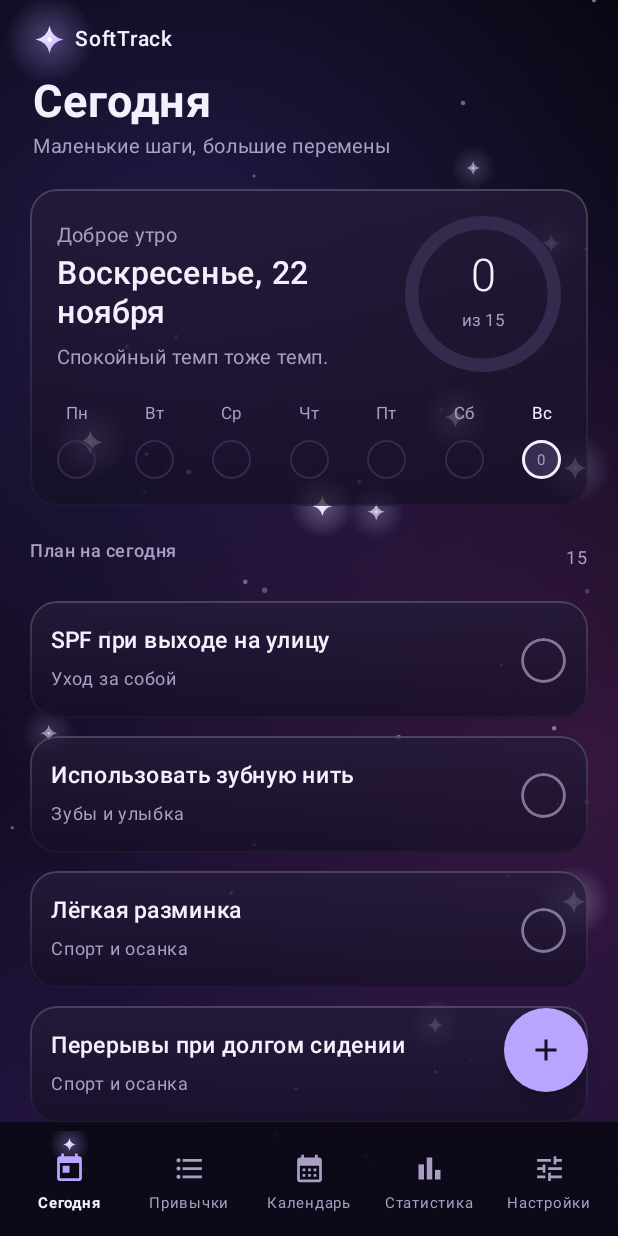
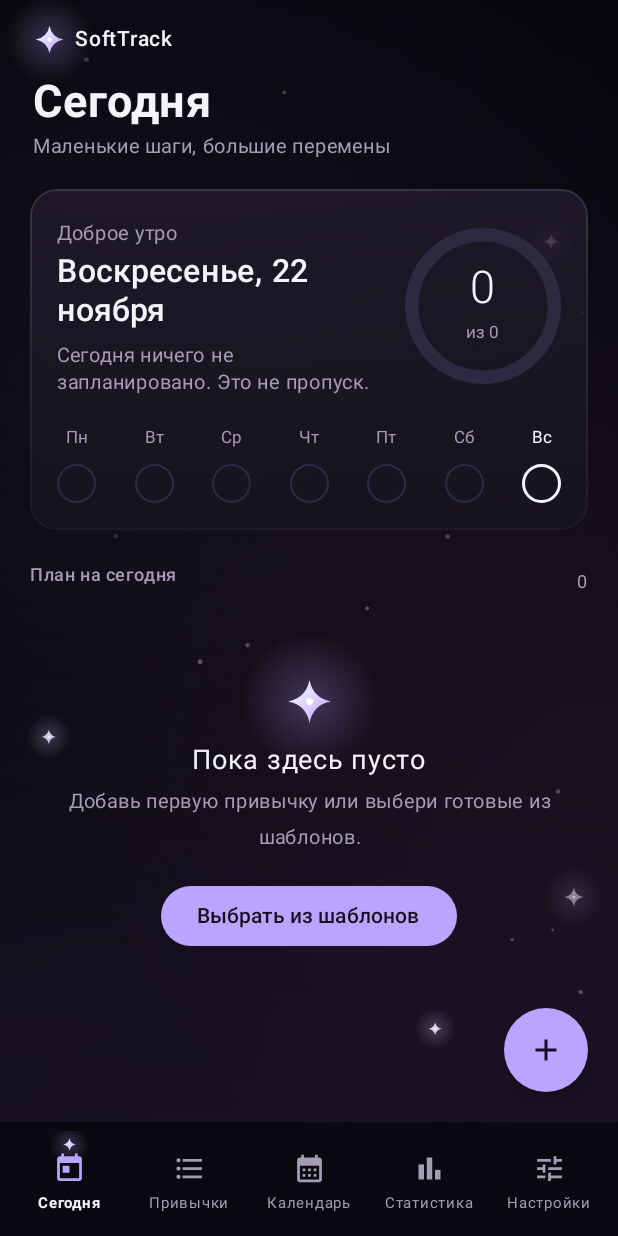
Before and after one commit to TR0IKA/SoftTracker, an Android app built with Jetpack Compose: the screen it shows after launch (MainActivity), on a phone screen of 412 x 824 dp. Run offline under Robolectric (Android 15) with nearby library versions, the phone set to English and light mode, and no system bars.

Commit message:
Add files via upload

```diff
--- a/app/src/main/java/com/softtrack/app/Aurora.kt
+++ b/app/src/main/java/com/softtrack/app/Aurora.kt
@@ -55,6 +55,7 @@ import androidx.compose.ui.graphics.drawscope.DrawScope
 import androidx.compose.ui.graphics.drawscope.Stroke
 import androidx.compose.ui.graphics.drawscope.rotate
 import androidx.compose.ui.graphics.graphicsLayer
+import androidx.compose.ui.graphics.luminance
 import androidx.compose.ui.text.font.FontFamily
 import androidx.compose.ui.text.font.FontWeight
 import androidx.compose.ui.unit.Dp
@@ -67,7 +68,7 @@ import kotlin.math.abs
 import kotlin.math.cos
 import kotlin.math.sin
 
-enum class Look { AURORA, NOCTURNE, FIELD }
+enum class Look { AURORA, FIELD }
 
 data class Fx(val level: Int, val particles: Boolean)
 
@@ -87,23 +88,38 @@ data class Palette(
 }
 
 fun accentOptions(look: Look): List<Pair<String, Color>> = when (look) {
-    Look.AURORA -> listOf("Лаванда" to Color(0xFFB9A4FF), "Сирень" to Color(0xFFD7B4FF), "Слива" to Color(0xFFE08ACB), "Жемчуг" to Color(0xFFEDE8FF))
-    Look.NOCTURNE -> listOf("Сланец" to Color(0xFF91AFC2), "Шалфей" to Color(0xFF9DB59A), "Терракота" to Color(0xFFC77F68), "Охра" to Color(0xFFD1B96F))
-    Look.FIELD -> listOf("Сланец" to Color(0xFF9B8E70), "Шалфей" to Color(0xFF8B9F82), "Терракота" to Color(0xFFB96D58), "Охра" to Color(0xFFB79E54))
+    Look.AURORA -> listOf(
+        "Лаванда" to Color(0xFFB9A4FF), "Сирень" to Color(0xFFD7B4FF), "Слива" to Color(0xFFE08ACB), "Жемчуг" to Color(0xFFEDE8FF),
+        "Голубой" to Color(0xFF8FC7FF), "Мятный" to Color(0xFF8FE3C8), "Розовый" to Color(0xFFFF9EC4), "Коралл" to Color(0xFFFF8F7A),
+        "Золото" to Color(0xFFE8C468), "Изумруд" to Color(0xFF4FD1A0), "Закат" to Color(0xFFFFA05A), "Серебро" to Color(0xFFC9CCD6)
+    )
+    Look.FIELD -> listOf(
+        "Сланец" to Color(0xFF9B8E70), "Шалфей" to Color(0xFF8B9F82), "Терракота" to Color(0xFFB96D58), "Охра" to Color(0xFFB79E54),
+        "Индиго" to Color(0xFF5F6FA8), "Бордо" to Color(0xFF9A4A5A), "Хвоя" to Color(0xFF4F7A6B), "Графит" to Color(0xFF4A4A48),
+        "Лиловый" to Color(0xFF8A6FA0), "Морская" to Color(0xFF4F8A9A), "Мандарин" to Color(0xFFD0803A), "Роза" to Color(0xFFC47A8E)
+    )
 }
 
 fun accentPrefKey(look: Look) = if (look == Look.AURORA) "accent_aurora" else "accent"
 
+/** Свой цвет хранится в имени акцента как «#RRGGBB». */
+fun parseCustomAccent(name: String): Color? =
+    if (name.startsWith("#")) runCatching { Color(android.graphics.Color.parseColor(name)) }.getOrNull() else null
+
+fun resolveAccent(look: Look, accentName: String): Color {
+    val opts = accentOptions(look)
+    return parseCustomAccent(accentName) ?: (opts.firstOrNull { it.first == accentName } ?: opts.first()).second
+}
+
 fun buildPalette(look: Look, accentName: String): Palette {
-    val opts = accentOptions(look)
-    val accent = (opts.firstOrNull { it.first == accentName } ?: opts.first()).second
+    val accent = resolveAccent(look, accentName)
+    val dark = Color(0xFF14101F)
+    val ink = if (accent.luminance() > 0.35f) dark else Color.White
     return when (look) {
-        Look.AURORA -> Palette(look, Color(0xFF05040A), Color(0xFF1B1030), Color(0xFF1A1426), Color(0xB81A1426), Color(0xFF261C3B),
-            Color(0xFFF4F0FB), Color(0xFFA99FC2), Color(0xFF35294D), accent, Color(0xFF150F26), Color(0xFFE59AAE))
-        Look.NOCTURNE -> Palette(look, Color(0xFF101722), Color(0xFF101722), Color(0xFF192331), Color(0xFF192331), Color(0xFF202C3B),
-            Color(0xFFF1F3F5), Color(0xFF98A6B8), Color(0xFF344253), accent, Color(0xFF101722), Color(0xFFD98C82))
+        Look.AURORA -> Palette(look, Color(0xFF060509), Color(0xFF15101F), Color(0xFF17131F), Color(0xB817131F), Color(0xFF231D2E),
+            Color(0xFFF5F2FA), Color(0xFFA59DB5), Color(0xFF2E2840), accent, ink, Color(0xFFE59AAE))
         Look.FIELD -> Palette(look, Color(0xFFF0EEE7), Color(0xFFF0EEE7), Color(0xFFE7E4DA), Color(0xFFE7E4DA), Color(0xFFE0DDD2),
-            Color(0xFF171714), Color(0xFF77756C), Color(0xFFC9C5B9), accent, Color(0xFF171714), Color(0xFF9A594B))
+            Color(0xFF171714), Color(0xFF77756C), Color(0xFFC9C5B9), accent, if (accent.luminance() > 0.35f) Color(0xFF171714) else Color.White, Color(0xFF9A594B))
     }
 }
 
@@ -111,7 +127,7 @@ fun buildPalette(look: Look, accentName: String): Palette {
 
 fun DrawScope.drawStar(c: Offset, r: Float, alpha: Float = 1f, tint: Color = Color(0xFFD9CCFF)) {
     drawCircle(
-        Brush.radialGradient(listOf(tint.copy(alpha = 0.35f * alpha), Color.Transparent), center = c, radius = r * 3.2f),
+        Brush.radialGradient(listOf(tint.copy(alpha = 0.26f * alpha), Color.Transparent), center = c, radius = r * 3.2f),
         radius = r * 3.2f, center = c
     )
     val k = 0.16f
@@ -151,7 +167,7 @@ fun AuroraBackdrop(p: Palette, fx: Fx, modifier: Modifier = Modifier) {
     val animated = fx.level > 0
     val phaseState: State<Float> = if (animated) {
         val t = rememberInfiniteTransition(label = "aurora")
-        t.animateFloat(0f, 1f, infiniteRepeatable(tween(60000, easing = LinearEasing)), label = "phase")
+        t.animateFloat(0f, 1f, infiniteRepeatable(tween(90000, easing = LinearEasing)), label = "phase")
     } else {
         remember { mutableStateOf(0.25f) }
     }
@@ -170,28 +186,28 @@ fun AuroraBackdrop(p: Palette, fx: Fx, modifier: Modifier = Modifier) {
         if (fx.level == 0) return@Canvas
         val ph = phaseState.value
         val a = 2f * PI.toFloat() * ph
-        val glow = 0.10f + 0.06f * fx.level
+        val glow = 0.05f + 0.035f * fx.level
         fun blob(cx: Float, cy: Float, r: Float, c: Color) {
             drawCircle(Brush.radialGradient(listOf(c.copy(alpha = glow), Color.Transparent), center = Offset(cx, cy), radius = r), radius = r, center = Offset(cx, cy))
         }
-        blob(w * (0.2f + 0.12f * sin(a)), h * (0.16f + 0.07f * cos(a)), w * 0.95f, Color(0xFF7A5CFF))
-        blob(w * (0.9f + 0.08f * cos(a)), h * (0.55f + 0.08f * sin(a)), w * 0.85f, Color(0xFFB03FA6))
-        blob(w * (0.3f + 0.14f * sin(2f * a + 1f)), h * (0.98f + 0.03f * cos(a)), w * 0.95f, Color(0xFF4B2A9E))
+        blob(w * (0.2f + 0.12f * sin(a)), h * (0.16f + 0.07f * cos(a)), w * 0.95f, Color(0xFF6B5AA8))
+        blob(w * (0.9f + 0.08f * cos(a)), h * (0.55f + 0.08f * sin(a)), w * 0.85f, Color(0xFF8E4A86))
+        blob(w * (0.3f + 0.14f * sin(2f * a + 1f)), h * (0.98f + 0.03f * cos(a)), w * 0.95f, Color(0xFF3A2A6B))
         if (!fx.particles) return@Canvas
-        val nStars = 4 + fx.level * 3
-        val nSparks = 8 + fx.level * 12
+        val nStars = 2 + fx.level * 2
+        val nSparks = 6 + fx.level * 8
         for (i in 0 until minOf(nSparks, sparks.size)) {
             val s = sparks[i]
             val yy = (((s.y - ph * s.k) % 1f) + 1f) % 1f
             val xx = s.x + 0.02f * sin(a * s.k + s.off * 6.28f)
             val tw = 0.35f + 0.65f * abs(sin(PI.toFloat() * (ph * s.tw + s.off)))
-            drawCircle(Color(0xFFE6DDFF).copy(alpha = 0.5f * tw), radius = (0.7f + s.size * 1.1f) * density, center = Offset(xx * w, yy * h))
+            drawCircle(Color(0xFFE6DDFF).copy(alpha = 0.36f * tw), radius = (0.7f + s.size * 1.1f) * density, center = Offset(xx * w, yy * h))
         }
         for (i in 0 until minOf(nStars, stars.size)) {
             val s = stars[i]
             val tw = 0.45f + 0.55f * abs(sin(PI.toFloat() * (ph * s.tw + s.off)))
             val bob = 5f * density * sin(a * s.k + s.off * 6.28f)
-            drawStar(Offset(s.x * w, s.y * h + bob), (3.5f + s.size * 4.5f) * density, tw)
+            drawStar(Offset(s.x * w, s.y * h + bob), (3f + s.size * 3.5f) * density, tw * 0.9f)
         }
     }
 }
@@ -230,11 +246,11 @@ fun Panel(
         .then(if (onClick != null) Modifier.bounceClick(onClick) else Modifier)
         .clip(shape)
         .then(
-            if (p.aurora) Modifier.background(Brush.verticalGradient(listOf(Color(0xCC251B3A), Color(0xB0150F25))))
+            if (p.aurora) Modifier.background(Brush.verticalGradient(listOf(Color(0xD0211B2C), Color(0xD017131F))))
             else Modifier.background(p.panel)
         )
         .then(
-            if (p.aurora) Modifier.border(1.dp, Brush.verticalGradient(listOf(Color.White.copy(alpha = 0.18f), Color.White.copy(alpha = 0.03f))), shape)
+            if (p.aurora) Modifier.border(1.dp, Brush.verticalGradient(listOf(Color.White.copy(alpha = 0.12f), Color.White.copy(alpha = 0.03f))), shape)
             else if (p.editorial) Modifier.border(1.dp, p.line, shape)
             else Modifier
         )
--- a/app/src/main/java/com/softtrack/app/Common.kt
+++ b/app/src/main/java/com/softtrack/app/Common.kt
@@ -29,7 +29,8 @@ class Actions(
     val setStatus: (Habit, LocalDate, Int) -> Unit,
     val open: (Long) -> Unit,
     val saveNote: (Habit, LocalDate, String) -> Unit,
-    val toggleFavorite: (Habit) -> Unit
+    val toggleFavorite: (Habit) -> Unit,
+    val openTemplates: () -> Unit = {}
 )
 
 @Composable
@@ -47,11 +48,15 @@ fun chipColors(p: Palette) = FilterChipDefaults.filterChipColors(
 )
 
 @Composable
-fun EmptyState(title: String, desc: String, p: Palette, modifier: Modifier = Modifier) {
+fun EmptyState(title: String, desc: String, p: Palette, modifier: Modifier = Modifier, actionLabel: String? = null, onAction: (() -> Unit)? = null) {
     Column(modifier.fillMaxWidth().padding(vertical = 34.dp), horizontalAlignment = Alignment.CenterHorizontally) {
         StarGlyph(34.dp, p.accent)
         Text(title, color = p.ink, fontSize = 18.sp, fontFamily = p.font, modifier = Modifier.padding(top = 10.dp))
         Text(desc, color = p.muted, fontSize = 13.sp, modifier = Modifier.padding(top = 4.dp, start = 24.dp, end = 24.dp), textAlign = androidx.compose.ui.text.style.TextAlign.Center)
+        if (actionLabel != null && onAction != null) {
+            Button(onClick = onAction, modifier = Modifier.padding(top = 16.dp), shape = p.shape(50.dp),
+                colors = ButtonDefaults.buttonColors(containerColor = p.accent, contentColor = p.accentInk)) { Text(actionLabel) }
+        }
     }
 }
 
--- a/app/src/main/java/com/softtrack/app/Database.kt
+++ b/app/src/main/java/com/softtrack/app/Database.kt
@@ -25,27 +25,10 @@ class HabitDb private constructor(context: Context) : SQLiteOpenHelper(context,
         }
     }
 
-    private data class Sample(val title: String, val category: String, val weekly: Boolean = false)
-
     override fun onCreate(db: SQLiteDatabase) {
         db.execSQL("CREATE TABLE habits(id INTEGER PRIMARY KEY AUTOINCREMENT,title TEXT NOT NULL,category TEXT NOT NULL,kind TEXT NOT NULL,schedule TEXT NOT NULL,note TEXT NOT NULL,favorite INTEGER NOT NULL DEFAULT 0,archived INTEGER NOT NULL DEFAULT 0,weekly_goal INTEGER NOT NULL DEFAULT 0,reminders_on INTEGER NOT NULL DEFAULT 1,created_day TEXT NOT NULL DEFAULT '')")
         db.execSQL("CREATE TABLE entries(id INTEGER PRIMARY KEY AUTOINCREMENT,habit_id INTEGER NOT NULL,day TEXT NOT NULL,status INTEGER NOT NULL,UNIQUE(habit_id,day))")
         createExtras(db)
-        val today = LocalDate.now()
-        listOf(
-            Sample("Умыться утром", "Уход за собой"), Sample("Умыться вечером", "Уход за собой"),
-            Sample("Увлажняющий крем", "Уход за собой"), Sample("SPF при выходе на улицу", "Уход за собой"),
-            Sample("Почистить зубы утром", "Зубы и улыбка"), Sample("Почистить зубы вечером", "Зубы и улыбка"),
-            Sample("Использовать зубную нить", "Зубы и улыбка"), Sample("Спать 8–10 часов", "Здоровье и сон"),
-            Sample("Погулять на свежем воздухе", "Здоровье и сон"), Sample("Пить воду в течение дня", "Здоровье и сон"),
-            Sample("Лёгкая разминка", "Спорт и осанка"), Sample("Занятие спортом", "Спорт и осанка", weekly = true),
-            Sample("Перерывы при долгом сидении", "Спорт и осанка"), Sample("Следить за чистотой волос", "Волосы и гигиена"),
-            Sample("Поддерживать ногти в порядке", "Волосы и гигиена"), Sample("Подготовить одежду", "Стиль и внешний вид")
-        ).forEach { s ->
-            val h = Habit(title = s.title, category = s.category, weeklyGoal = if (s.weekly) 3 else 0, createdDay = today)
-            val id = insertHabitRow(db, h, if (s.weekly) "weekly" else "daily")
-            insertLegacyRules(db, id, "good", if (s.weekly) "weekly" else "daily", today)
-        }
     }
 
     override fun onUpgrade(db: SQLiteDatabase, oldVersion: Int, newVersion: Int) {
--- a/app/src/main/java/com/softtrack/app/HabitsScreen.kt
+++ b/app/src/main/java/com/softtrack/app/HabitsScreen.kt
@@ -109,7 +109,9 @@ fun HabitsScreen(snap: Snapshot, today: LocalDate, p: Palette, a: Actions) {
         if (sorted.isEmpty()) {
             EmptyState(
                 if (filter == "Архив") "Архив пуст" else "Ничего не найдено",
-                if (filter == "Архив") "Сюда попадают привычки, которые ты убрал из ежедневного списка." else "Попробуй другой фильтр или добавь привычку.", p
+                if (filter == "Архив") "Сюда попадают привычки, которые ты убрал из ежедневного списка." else "Попробуй другой фильтр или добавь привычку.", p,
+                actionLabel = if (snap.habits.isEmpty()) "Выбрать из шаблонов" else null,
+                onAction = if (snap.habits.isEmpty()) a.openTemplates else null
             )
         } else {
             LazyColumn(verticalArrangement = Arrangement.spacedBy(10.dp), contentPadding = PaddingValues(bottom = 110.dp)) {
--- a/app/src/main/java/com/softtrack/app/MainActivity.kt
+++ b/app/src/main/java/com/softtrack/app/MainActivity.kt
@@ -119,12 +119,14 @@ fun SoftTrackApp(db: HabitDb, prefs: SharedPreferences, resumeTick: Int) {
     var detailId by rememberSaveable { mutableStateOf<Long?>(null) }
     var editing by rememberSaveable { mutableStateOf(false) }
     var editId by rememberSaveable { mutableStateOf<Long?>(null) }
+    var templatesOpen by rememberSaveable { mutableStateOf(false) }
+    var editTemplate by remember { mutableStateOf<HabitTemplate?>(null) }
     var notice by remember { mutableStateOf<String?>(null) }
     var permTick by remember { mutableStateOf(0) }
 
     var look by remember { mutableStateOf(runCatching { Look.valueOf(prefs.getString("look2", Look.AURORA.name) ?: Look.AURORA.name) }.getOrDefault(Look.AURORA)) }
     var accentName by remember(look) { mutableStateOf(prefs.getString(accentPrefKey(look), "") ?: "") }
-    var fxLevel by remember { mutableStateOf(prefs.getInt("fx_level", 2)) }
+    var fxLevel by remember { mutableStateOf(prefs.getInt("fx_v13", 1)) }
     var particles by remember { mutableStateOf(prefs.getBoolean("fx_particles", true)) }
     var notify by remember { mutableStateOf(prefs.getBoolean("notify", true)) }
 
@@ -185,7 +187,8 @@ fun SoftTrackApp(db: HabitDb, prefs: SharedPreferences, resumeTick: Int) {
         },
         open = { detailId = it },
         saveNote = { h, d, t -> db.setNote(h.id, d.toString(), t); version++ },
-        toggleFavorite = { h -> db.setFavorite(h.id, !h.favorite); version++ }
+        toggleFavorite = { h -> db.setFavorite(h.id, !h.favorite); version++ },
+        openTemplates = { templatesOpen = true }
     )
 
     val settingsState = SettingsState(
@@ -196,7 +199,7 @@ fun SoftTrackApp(db: HabitDb, prefs: SharedPreferences, resumeTick: Int) {
     val settingsActions = SettingsActions(
         onLook = { look = it; prefs.edit().putString("look2", it.name).apply() },
         onAccent = { accentName = it; prefs.edit().putString(accentPrefKey(look), it).apply() },
-        onFxLevel = { fxLevel = it; prefs.edit().putInt("fx_level", it).apply() },
+        onFxLevel = { fxLevel = it; prefs.edit().putInt("fx_v13", it).apply() },
         onParticles = { particles = it; prefs.edit().putBoolean("fx_particles", it).apply() },
         onNotify = {
             notify = it
@@ -226,12 +229,13 @@ fun SoftTrackApp(db: HabitDb, prefs: SharedPreferences, resumeTick: Int) {
     val lastDetail = remember { arrayOfNulls<Habit>(1) }
     if (curDetail != null) lastDetail[0] = curDetail
     val editTarget = snap.habits.firstOrNull { it.id == editId }
-    val overlayOpen = editing || curDetail != null
+    val overlayOpen = editing || curDetail != null || templatesOpen
     val mainAlpha by animateFloatAsState(if (overlayOpen) 0f else 1f, label = "main-alpha")
 
     BackHandler(enabled = tab != 0) { tab = 0 }
     BackHandler(enabled = curDetail != null) { detailId = null }
-    BackHandler(enabled = editing) { editing = false }
+    BackHandler(enabled = editing) { editing = false; editTemplate = null }
+    BackHandler(enabled = templatesOpen && !editing) { templatesOpen = false }
 
     val view = LocalView.current
     SideEffect {
@@ -280,7 +284,7 @@ fun SoftTrackApp(db: HabitDb, prefs: SharedPreferences, resumeTick: Int) {
                     }
                     if (tab < 2) {
                         FloatingActionButton(
-                            onClick = { editId = null; editing = true },
+                            onClick = { editId = null; editTemplate = null; editing = true },
                             modifier = Modifier.align(Alignment.BottomEnd).padding(20.dp),
                             containerColor = p.accent, contentColor = p.accentInk,
                             shape = if (p.editorial) RoundedCornerShape(5.dp) else CircleShape
@@ -299,7 +303,7 @@ fun SoftTrackApp(db: HabitDb, prefs: SharedPreferences, resumeTick: Int) {
                         HabitDetail(
                             h, snap, today, p, actions,
                             onBack = { detailId = null },
-                            onEdit = { editId = h.id; editing = true },
+                            onEdit = { editId = h.id; editTemplate = null; editing = true },
                             onArchive = {
                                 db.setArchived(h.id, !h.archived, today)
                                 commit()
@@ -318,13 +322,42 @@ fun SoftTrackApp(db: HabitDb, prefs: SharedPreferences, resumeTick: Int) {
                 Box(Modifier.fillMaxSize().background(p.bgTop.copy(alpha = if (p.aurora) 0.94f else 1f)).pointerInput(Unit) { detectTapGestures { } }.statusBarsPadding().navigationBarsPadding()) {
                     HabitEditor(
                         existing = editTarget, snap = snap, today = today, p = p,
+                        template = editTemplate,
+                        onTemplates = { editing = false; templatesOpen = true },
                         onSave = { h, rules ->
                             db.saveHabit(h, rules, today)
                             editing = false
+                            editTemplate = null
+                            templatesOpen = false
                             commit()
                             if (h.isGood && h.remindersOn && rules.any { it.minutes >= 0 }) askNotif()
                         },
-                        onClose = { editing = false }
+                        onClose = { editing = false; editTemplate = null }
+                    )
+                }
+            }
+
+            AnimatedVisibility(
+                visible = templatesOpen && !editing, modifier = Modifier.fillMaxSize(),
+                enter = slideInVertically { it / 6 } + fadeIn(), exit = slideOutVertically { it / 6 } + fadeOut()
+            ) {
+                Box(Modifier.fillMaxSize().background(p.bgTop.copy(alpha = if (p.aurora) 0.97f else 1f)).pointerInput(Unit) { detectTapGestures { } }.statusBarsPadding().navigationBarsPadding()) {
+                    TemplatesScreen(
+                        snap = snap, p = p,
+                        onAdd = { list ->
+                            list.forEach { t ->
+                                db.saveHabit(
+                                    Habit(title = t.title, category = t.category, weeklyGoal = t.goal, remindersOn = t.minutes >= 0, createdDay = today),
+                                    t.days.map { RuleInput(it, t.minutes) }, today
+                                )
+                            }
+                            templatesOpen = false
+                            commit()
+                            if (list.any { it.minutes >= 0 }) askNotif()
+                            notice = "Добавлено привычек: ${list.size}"
+                        },
+                        onEdit = { t -> editTemplate = t; editId = null; editing = true },
+                        onClose = { templatesOpen = false }
                     )
                 }
             }
@@ -359,7 +392,7 @@ private fun Header(tab: Int, p: Palette) {
 @Composable
 private fun BottomNav(selected: Int, onSelect: (Int) -> Unit, p: Palette) {
     val barBg = when {
-        p.aurora -> Color(0xE60B0814)
+        p.aurora -> Color(0xF00A080F)
         else -> p.panel
     }
     Row(
--- a/app/src/main/java/com/softtrack/app/TodayScreen.kt
+++ b/app/src/main/java/com/softtrack/app/TodayScreen.kt
@@ -82,7 +82,7 @@ fun TodayScreen(snap: Snapshot, today: LocalDate, p: Palette, a: Actions) {
         }
         if (list.isEmpty()) {
             item(key = "empty") {
-                if (active.isEmpty()) EmptyState("Пока здесь пусто", "Добавь первую привычку, чтобы начать.", p)
+                if (active.isEmpty()) EmptyState("Пока здесь пусто", "Добавь первую привычку или выбери готовые из шаблонов.", p, actionLabel = "Выбрать из шаблонов", onAction = a.openTemplates)
                 else EmptyState("На сегодня ничего не запланировано", "Дни вне расписания не считаются пропуском.", p)
             }
         }
```
Also changed, not shown: app/src/main/java/com/softtrack/app/HabitDetail.kt (+13 -5 lines), app/src/main/java/com/softtrack/app/SettingsScreen.kt (+70 -10 lines), app/src/main/java/com/softtrack/app/Templates.kt (added, +129 -0 lines).
